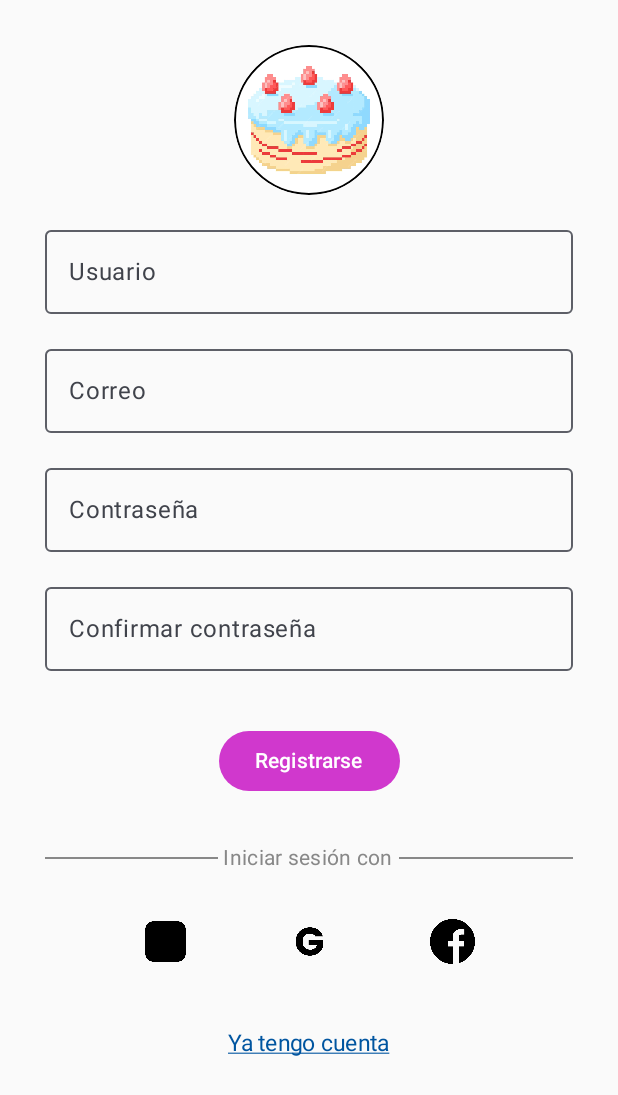
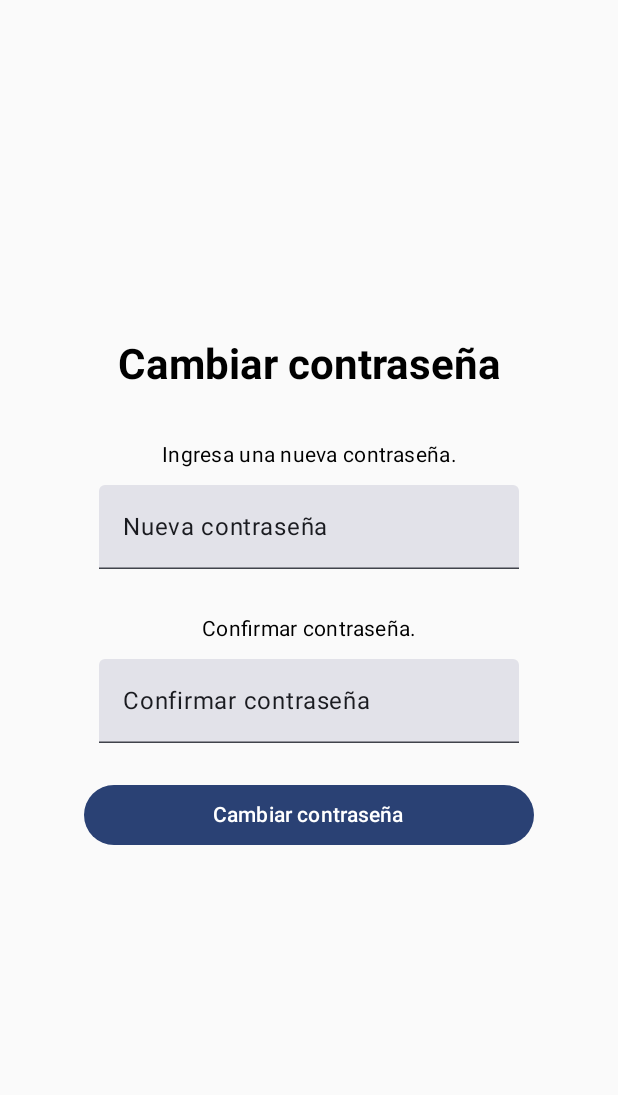
Before and after one commit to CaryuterSal/postrecito-deluxe, an Android app built with Jetpack Compose: the CodePasswordScreen screen opened through its navigation route, after a tap on "Enviar", on a phone screen of 412 x 824 dp. Shown: the top 1095 px of the screen. Run offline under Robolectric (Android 15) with nearby library versions, the phone set to English and light mode, and no system bars.

Commit message:
Dos pantalla ForgotPassword y la de CodePassword con navegacion

```diff
--- a/app/src/main/java/mx/edu/utez/postrecitodeluxe/ui/Navigation.kt
+++ b/app/src/main/java/mx/edu/utez/postrecitodeluxe/ui/Navigation.kt
@@ -15,6 +15,7 @@ import mx.edu.utez.postrecitodeluxe.ui.screen.RegisterScreen
 import mx.edu.utez.postrecitodeluxe.viewmodel.CakeViewModel
 import mx.edu.utez.postrecitodeluxe.viewmodel.LoginViewModel
 import mx.edu.utez.postrecitodeluxe.ui.screen.ForgotPasswordScreen
+import mx.edu.utez.postrecitodeluxe.ui.screen.NewPassword
 
 @Composable
 fun Navigation() {
@@ -47,6 +48,10 @@ fun Navigation() {
             CodePasswordScreen(viewModel = cakeViewModel, navController = navController)
         }
 
+        composable("NewPassword"){
+            NewPassword(viewModel = cakeViewModel, navController = navController)
+        }
+
 
 
 
--- a/app/src/main/java/mx/edu/utez/postrecitodeluxe/ui/screen/CodePasswordScreen.kt
+++ b/app/src/main/java/mx/edu/utez/postrecitodeluxe/ui/screen/CodePasswordScreen.kt
@@ -74,7 +74,7 @@ horizontalAlignment = Alignment.CenterHorizontally
 
 
             Button(
-                onClick = { navController.navigate("register") } ,
+                onClick = { navController.navigate("NewPassword") } ,
                 modifier = Modifier.fillMaxWidth(),
 
                 ) {
--- /dev/null
+++ b/app/src/main/java/mx/edu/utez/postrecitodeluxe/ui/screen/NewPassword.kt
@@ -0,0 +1,113 @@
+package mx.edu.utez.postrecitodeluxe.ui.screen
+
+import androidx.compose.foundation.layout.Arrangement
+import androidx.compose.foundation.layout.Column
+import androidx.compose.foundation.layout.Spacer
+import androidx.compose.foundation.layout.fillMaxSize
+import androidx.compose.foundation.layout.fillMaxWidth
+import androidx.compose.foundation.layout.height
+import androidx.compose.foundation.layout.padding
+import androidx.compose.material3.Button
+import androidx.compose.material3.MaterialTheme
+import androidx.compose.material3.Text
+import androidx.compose.material3.TextField
+import androidx.compose.runtime.Composable
+import androidx.compose.ui.Alignment
+import androidx.compose.ui.Modifier
+import androidx.compose.ui.text.font.FontWeight
+import androidx.compose.ui.text.style.TextAlign
+import androidx.compose.ui.tooling.preview.Preview
+import androidx.compose.ui.unit.dp
+import androidx.lifecycle.viewmodel.compose.viewModel
+import androidx.navigation.NavController
+import androidx.navigation.compose.rememberNavController
+import mx.edu.utez.postrecitodeluxe.ui.theme.PostrecitoDeluxeTheme
+import mx.edu.utez.postrecitodeluxe.viewmodel.CakeViewModel
+
+@Composable
+fun NewPassword(navController: NavController, viewModel: CakeViewModel = viewModel()){
+
+    Column(
+        modifier = Modifier
+            .fillMaxSize()
+            .padding(16.dp),
+        verticalArrangement = Arrangement.Center,
+        horizontalAlignment = Alignment.CenterHorizontally
+    ) {
+        Column(
+            modifier = Modifier
+                .fillMaxWidth()
+                .padding(horizontal = 16.dp)
+        ) {
+            Column(
+                modifier = Modifier
+                    .padding(24.dp)
+                    .fillMaxWidth(),
+                horizontalAlignment = Alignment.CenterHorizontally
+            ) {
+                Text(
+                    text = "Cambiar contraseña",
+                    style = MaterialTheme.typography.headlineMedium,
+                    fontWeight = FontWeight.Bold,
+                    modifier = Modifier.padding(bottom = 32.dp),
+                    textAlign = TextAlign.Center
+                )
+
+
+                Text(
+                    text = "Ingresa una nueva contraseña.",
+                    style = MaterialTheme.typography.bodyMedium,
+                    modifier = Modifier.padding(bottom = 10.dp),
+                    textAlign = TextAlign.Center
+                )
+
+
+                TextField(
+                    "Nueva contraseña",
+                    {}
+
+                )
+                Spacer(modifier = Modifier.height(30.dp))
+
+                Text(
+                    text = "Confirmar contraseña.",
+                    style = MaterialTheme.typography.bodyMedium,
+                    modifier = Modifier.padding(bottom = 10.dp),
+                    textAlign = TextAlign.Center
+                )
+
+
+                TextField(
+                    "Confirmar contraseña",
+                    {}
+
+                )
+
+
+                Spacer(modifier = Modifier.height(24.dp))
+
+
+                Button(
+                    onClick = { navController.navigate("register") } ,
+                    modifier = Modifier.fillMaxWidth(),
+
+                    ) {
+                    Text("Cambiar contraseña")
+                }
+
+                Spacer(modifier = Modifier.height(32.dp))
+
+
+
+            }
+        }
+    }
+}
+
+@Preview(showBackground = true)
+@Composable
+fun PreviewNewScreen(){
+    PostrecitoDeluxeTheme {
+        NewPassword(rememberNavController(), viewModel ())
+    }
+}
```
